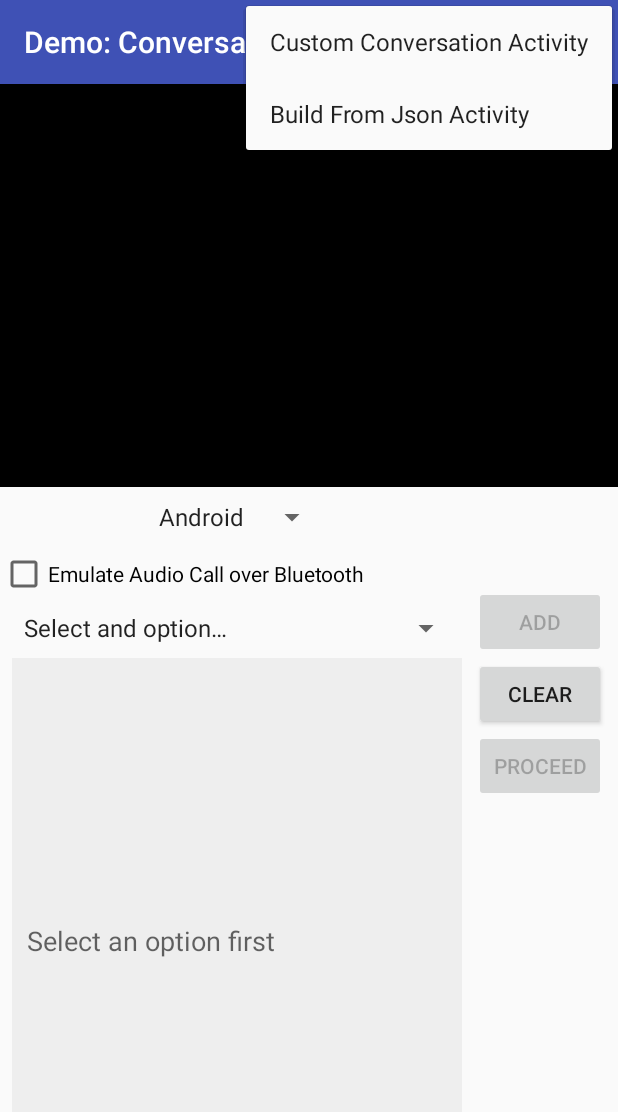
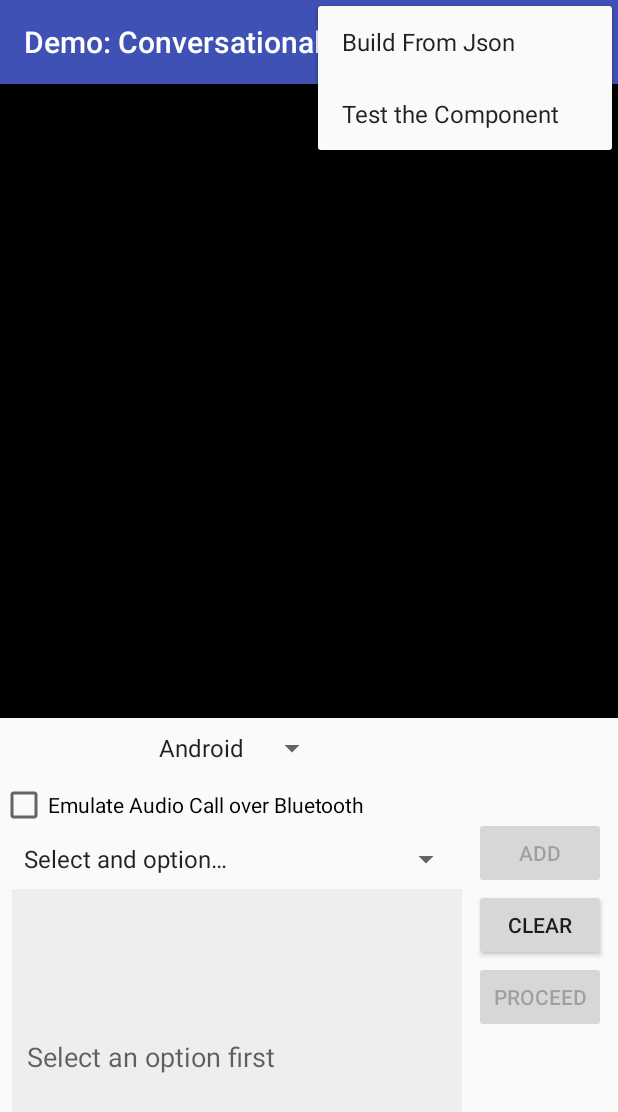
Before and after one commit to chattylabs/conversational-flow, an Android app: the TestTheComponentActivity screen opened directly, with no data from a screen before it, with the options menu open, on a phone screen of 412 x 824 dp. Shown: the top 1112 px of the screen. Run offline under Robolectric (Android 15) with nearby library versions, the phone set to English and light mode, and no system bars; our stand-ins replace Dagger/Hilt's generated code; 4 statements that could not run were skipped.

Commit message:
Updated README and refactored some names.

```diff
--- a/demo/src/main/AndroidManifest.xml
+++ b/demo/src/main/AndroidManifest.xml
@@ -13,18 +13,17 @@
         <meta-data android:name="net.hockeyapp.android.appIdentifier" android:value="${HOCKEYAPP_APP_ID}" />
         <activity android:name="com.chattylabs.demo.voice.BuildFromJsonActivity"
             android:configChanges="keyboard|keyboardHidden|orientation|screenSize"
-            android:screenOrientation="portrait"
-            android:windowSoftInputMode="adjustResize">
+            android:screenOrientation="portrait">
             <intent-filter>
                 <action android:name="android.intent.action.MAIN" />
 
                 <category android:name="android.intent.category.LAUNCHER" />
             </intent-filter>
         </activity>
-        <activity android:name="com.chattylabs.demo.voice.CustomConversationActivity"
+        <activity android:name="com.chattylabs.demo.voice.TestTheComponentActivity"
             android:configChanges="keyboard|keyboardHidden|orientation|screenSize"
             android:screenOrientation="portrait"
-            android:windowSoftInputMode="adjustResize"/>
+            android:windowSoftInputMode="adjustPan"/>
     </application>
 
 </manifest>
--- a/demo/src/main/java/com/chattylabs/demo/voice/BaseActivity.java
+++ b/demo/src/main/java/com/chattylabs/demo/voice/BaseActivity.java
@@ -152,7 +152,7 @@ public class BaseActivity extends DaggerAppCompatActivity
         switch (item.getItemId()) {
             case R.id.demo_custom_conversation:
                 ContextCompat.startActivity(this,
-                        new Intent(this, CustomConversationActivity.class), null);
+                        new Intent(this, TestTheComponentActivity.class), null);
                 return true;
             case R.id.demo_build_from_json:
                 ContextCompat.startActivity(this,
--- a/demo/src/main/java/com/chattylabs/demo/voice/DemoApplication.java
+++ b/demo/src/main/java/com/chattylabs/demo/voice/DemoApplication.java
@@ -32,7 +32,7 @@ public class DemoApplication extends DaggerApplication {
         abstract ILogger provideLogger(ILoggerImpl logger);
 
         @ContributesAndroidInjector
-        abstract CustomConversationActivity conversationCreatorActivity();
+        abstract TestTheComponentActivity conversationCreatorActivity();
 
         @ContributesAndroidInjector
         abstract BuildFromJsonActivity mainActivity();
--- a/demo/src/main/java/com/chattylabs/demo/voice/CustomConversationActivity.java
+++ b/demo/src/main/java/com/chattylabs/demo/voice/TestTheComponentActivity.java
@@ -24,9 +24,9 @@ import com.chattylabs.sdk.android.voice.SynthesizerListener;
 import static com.chattylabs.sdk.android.voice.ConversationalFlowComponent.matches;
 
 
-public class CustomConversationActivity extends BaseActivity {
+public class TestTheComponentActivity extends BaseActivity {
 
-    private static final String TAG = Tag.make(CustomConversationActivity.class);
+    private static final String TAG = Tag.make(TestTheComponentActivity.class);
 
     // Constants
     private static final int CHECK = 3;
@@ -50,7 +50,7 @@ public class CustomConversationActivity extends BaseActivity {
     @Override
     protected void onCreate(Bundle savedInstanceState) {
         super.onCreate(savedInstanceState);
-        setContentView(R.layout.activity_customize_the_component);
+        setContentView(R.layout.activity_test_the_component);
         peripheral = new Peripheral((AudioManager) getSystemService(AUDIO_SERVICE));
         initCommonViews();
         initViews();
@@ -102,10 +102,10 @@ public class CustomConversationActivity extends BaseActivity {
                     }
                 }
                 String action = label + (item.first == LISTEN ? "" : " \"<i>" + text + "</i>\" ");
-                tx = new StringBuilder(tx == null || tx.length() == 0 ?
-                        action :
-                        tx.append((item.first == READ ? "<br/>" : "<br/>...then "))
-                          .append(action));
+                if (tx == null) {
+                    tx = new StringBuilder();
+                }
+                tx.append("<br/><br/> > ").append(action);
                 isChecking = item.first == CHECK;
             }
         }
--- a/demo/src/main/res/layout/activity_build_from_json.xml
+++ b/demo/src/main/res/layout/activity_build_from_json.xml
@@ -7,14 +7,14 @@
     android:layout_height="match_parent"
     android:animateLayoutChanges="true"
     android:background="#ffffff"
-    tools:context="com.chattylabs.demo.voice.CustomConversationActivity">
+    tools:context="com.chattylabs.demo.voice.TestTheComponentActivity">
 
     <android.support.constraint.Guideline
         android:id="@+id/guideline"
         android:layout_width="0dp"
         android:layout_height="wrap_content"
         android:orientation="horizontal"
-        app:layout_constraintGuide_percent="0.65" />
+        app:layout_constraintGuide_percent="0.85" />
 
     <TextView
         android:id="@+id/empty_text"
@@ -22,8 +22,8 @@
         android:layout_height="wrap_content"
         android:text="Choose an addon and press on proceed"
         app:layout_constraintBottom_toBottomOf="@+id/conversation"
+        app:layout_constraintEnd_toEndOf="@+id/conversation"
         app:layout_constraintStart_toStartOf="@+id/conversation"
-        app:layout_constraintEnd_toEndOf="@+id/conversation"
         app:layout_constraintTop_toTopOf="@+id/conversation" />
 
     <ListView
--- a/demo/src/main/res/layout/activity_customize_the_component.xml
+++ b/demo/src/main/res/layout/activity_test_the_component.xml
@@ -6,14 +6,14 @@
     android:layout_width="match_parent"
     android:layout_height="match_parent"
     android:animateLayoutChanges="true"
-    tools:context="com.chattylabs.demo.voice.CustomConversationActivity">
+    tools:context="com.chattylabs.demo.voice.TestTheComponentActivity">
 
     <android.support.constraint.Guideline
         android:id="@+id/guideline"
         android:layout_width="wrap_content"
         android:layout_height="wrap_content"
         android:orientation="horizontal"
-        app:layout_constraintGuide_percent="0.35" />
+        app:layout_constraintGuide_percent="0.55" />
 
     <TextView
         android:id="@+id/execution"
@@ -24,6 +24,7 @@
         android:padding="10dp"
         android:scrollbars="vertical"
         android:textColor="@android:color/darker_gray"
+        android:typeface="monospace"
         app:layout_constraintBottom_toTopOf="@+id/guideline"
         app:layout_constraintEnd_toEndOf="parent"
         app:layout_constraintStart_toStartOf="parent"
--- a/demo/src/main/res/menu/demos.xml
+++ b/demo/src/main/res/menu/demos.xml
@@ -1,7 +1,7 @@
 <?xml version="1.0" encoding="utf-8"?>
 <menu xmlns:android="http://schemas.android.com/apk/res/android">
+    <item android:id="@+id/demo_build_from_json"
+        android:title="Build From Json"/>
     <item android:id="@+id/demo_custom_conversation"
-        android:title="Custom Conversation Activity"/>
-    <item android:id="@+id/demo_build_from_json"
-        android:title="Build From Json Activity"/>
+        android:title="Test the Component"/>
 </menu>
--- a/demo/src/main/res/values/arrays.xml
+++ b/demo/src/main/res/values/arrays.xml
@@ -3,7 +3,7 @@
     <string-array name="actions">
         <item>Select and option&#8230;</item>
         <item>Read aloud&#8230;</item>
-        <item>Listen to any message</item>
+        <item>Listen&#8230;</item>
         <item>Check for&#8230;</item>
     </string-array>
     <string-array name="addons">
--- a/sdk-addon-android-speech/build.gradle
+++ b/sdk-addon-android-speech/build.gradle
@@ -42,6 +42,7 @@ dependencies {
     api 'com.google.dagger:dagger:2.15'
     kapt 'com.google.dagger:dagger-compiler:2.15'
     // SDK
+    implementation 'com.chattylabs.sdk.android:common:+'
     api project(':sdk-conversational-flow-core')
 }
 
--- a/sdk-addon-google-speech/build.gradle
+++ b/sdk-addon-google-speech/build.gradle
@@ -43,14 +43,12 @@ ext {
 
 dependencies {
     implementation fileTree(dir: 'libs', include: ['*.jar'])
-
     // Dagger
     api 'com.google.dagger:dagger:2.15'
     kapt 'com.google.dagger:dagger-compiler:2.15'
-
     // SDK
+    implementation 'com.chattylabs.sdk.android:common:+'
     api project(':sdk-conversational-flow-core')
-
     // Google Cloud
     implementation "io.grpc:grpc-okhttp:$grpcVersion"
     implementation "com.google.cloud:google-cloud-texttospeech:0.55.0-beta"
```
Also changed, not shown: demo/src/main/java/com/chattylabs/demo/voice/BuildFromJsonActivity.java (+25 -16 lines), demo/src/main/res/raw/demo_conversation.json (+7 -7 lines), 1 other file.
